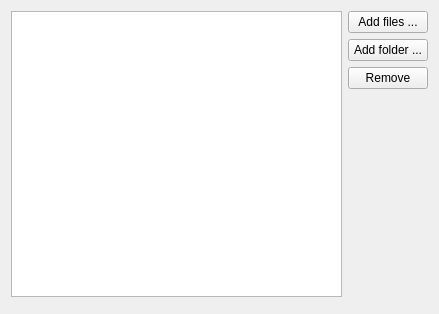
The window that src/FileIndexView/fileindexviewcontainer.ui (pasbi/CAN) describes before a commit, drawn with Qt 5.
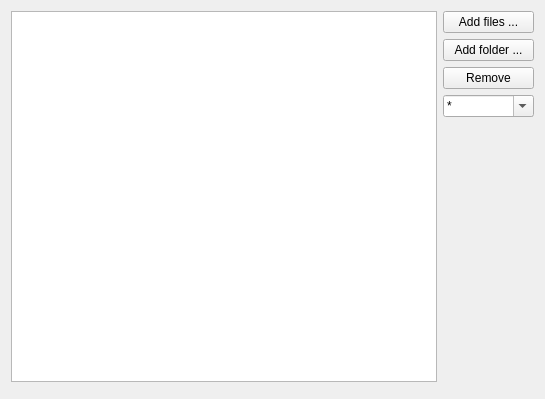
The same window after the commit. Custom widgets are drawn as their Qt base class.

The edit to the form file:
```diff
--- a/src/FileIndexView/fileindexviewcontainer.ui
+++ b/src/FileIndexView/fileindexviewcontainer.ui
@@ -6,8 +6,8 @@
    <rect>
     <x>0</x>
     <y>0</y>
-    <width>439</width>
-    <height>314</height>
+    <width>545</width>
+    <height>399</height>
    </rect>
   </property>
   <property name="windowTitle">
@@ -63,6 +63,36 @@
        </property>
       </widget>
      </item>
+     <item>
+      <widget class="QComboBox" name="comboBox">
+       <property name="editable">
+        <bool>true</bool>
+       </property>
+       <property name="currentText">
+        <string>*</string>
+       </property>
+       <item>
+        <property name="text">
+         <string>*</string>
+        </property>
+       </item>
+       <item>
+        <property name="text">
+         <string>*.mp3</string>
+        </property>
+       </item>
+       <item>
+        <property name="text">
+         <string>*.pdf</string>
+        </property>
+       </item>
+       <item>
+        <property name="text">
+         <string>*.mp3|*.pdf</string>
+        </property>
+       </item>
+      </widget>
+     </item>
      <item>
       <spacer name="verticalSpacer">
        <property name="orientation">
```
